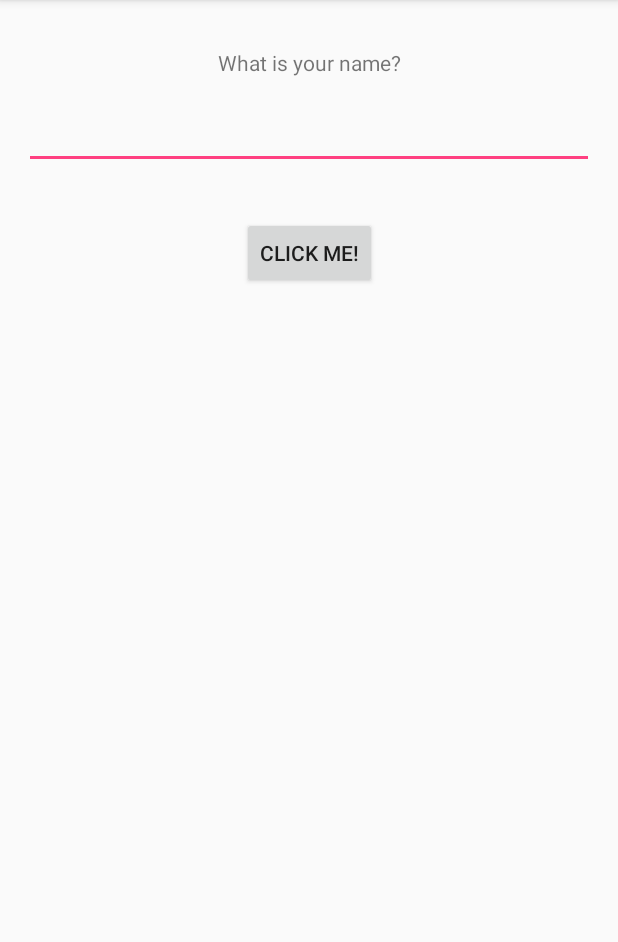
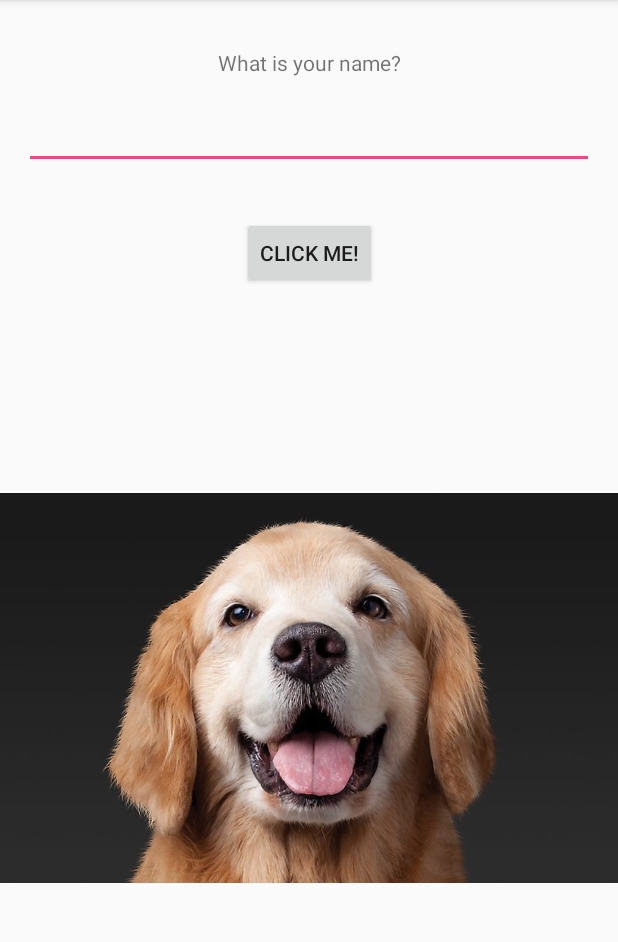
Before and after one commit to nguyenhoangvannha/the-complete-android-oreo-developer-course, an Android app: the screen it shows after launch (MainActivity), on a phone screen of 412 x 824 dp, the part 84-1026 px from its top. Run offline under Robolectric (Android 15) with nearby library versions, the phone set to English and light mode, and no system bars.

Commit message:
Add ImageView

```diff
--- a/ToastDemo/app/src/main/res/layout/activity_main.xml
+++ b/ToastDemo/app/src/main/res/layout/activity_main.xml
@@ -35,4 +35,17 @@
         app:layout_constraintRight_toRightOf="parent"
         />
 
+    <ImageView
+        android:id="@+id/imageView"
+        android:layout_width="wrap_content"
+        android:layout_height="260dp"
+        android:layout_marginBottom="51dp"
+        android:layout_marginTop="8dp"
+        android:scaleType="fitCenter"
+        app:layout_constraintBottom_toBottomOf="parent"
+        app:layout_constraintEnd_toEndOf="parent"
+        app:layout_constraintStart_toStartOf="parent"
+        app:layout_constraintTop_toBottomOf="@+id/click_me"
+        app:srcCompat="@drawable/dog1" />
+
 </android.support.constraint.ConstraintLayout>
```
Also changed, not shown: ToastDemo/app/src/main/res/drawable/dog1.jpg (added), ToastDemo/app/src/main/res/drawable/dog2.jpg (added).
